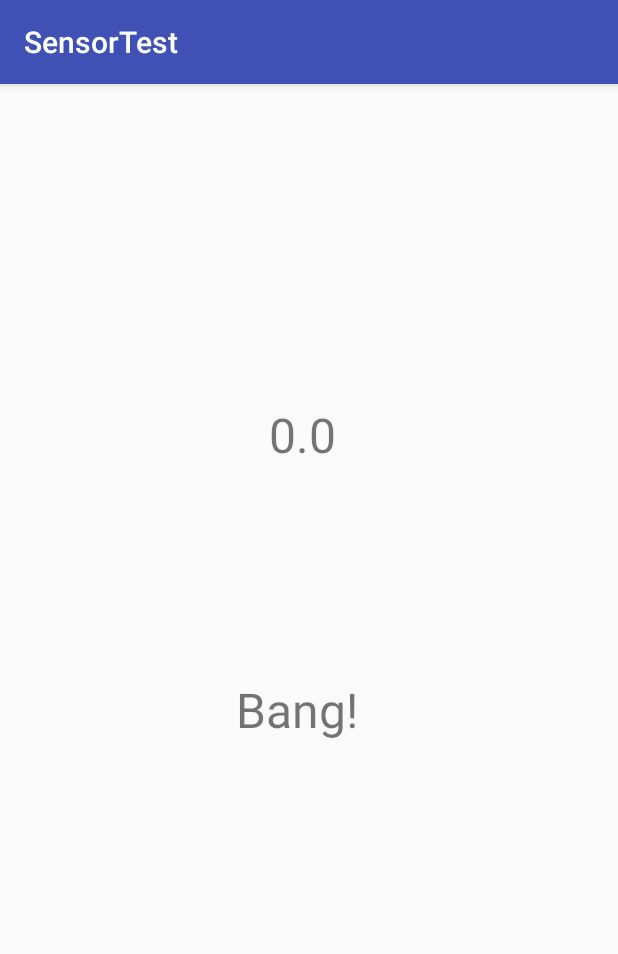
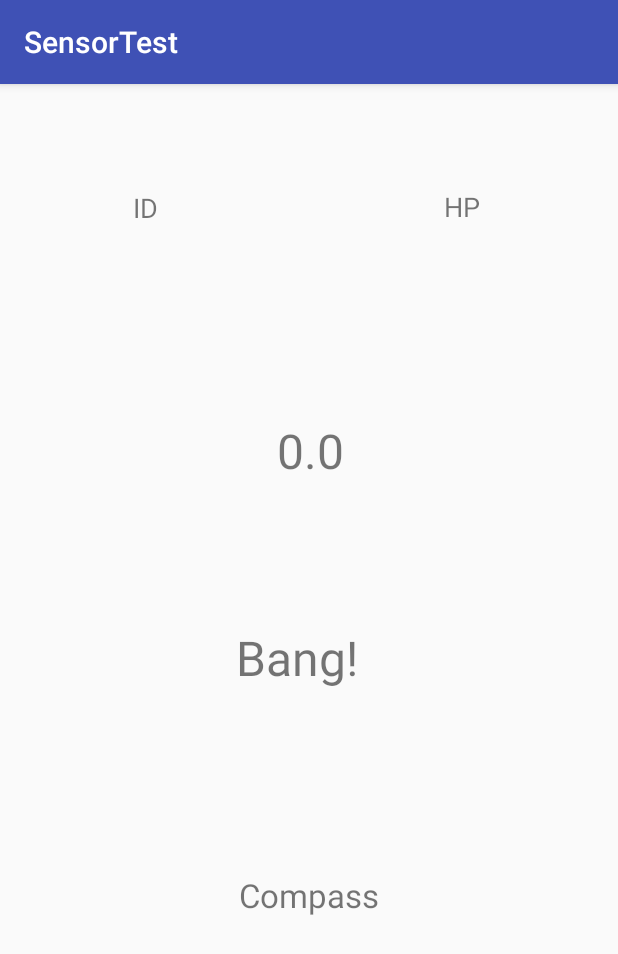
Before and after one commit to eduardom4020/UbiquitousFPS, an Android app: the screen it shows after launch (MainActivity), on a phone screen of 412 x 824 dp. Shown: the top 954 px of the screen. Run offline under Robolectric (Android 15) with nearby library versions, the phone set to English and light mode, and no system bars; libraries missing offline, so code that uses them is left out: io.socket.client, io.socket.emitter; 5 statements that could not run were skipped.

Commit message:
Add GPS, ID and HP data

```diff
--- a/app/src/main/java/compubiquia/ufc/br/sensortest/MainActivity.java
+++ b/app/src/main/java/compubiquia/ufc/br/sensortest/MainActivity.java
@@ -1,19 +1,31 @@
 package compubiquia.ufc.br.sensortest;
 
+import android.Manifest;
+import android.content.Context;
+import android.content.pm.PackageManager;
 import android.hardware.Sensor;
 import android.hardware.SensorEvent;
 import android.hardware.SensorEventListener;
 import android.hardware.SensorManager;
+import android.location.Location;
+import android.location.LocationListener;
+import android.location.LocationManager;
 import android.media.MediaPlayer;
 import android.os.Handler;
+import android.support.v4.app.ActivityCompat;
 import android.support.v7.app.AppCompatActivity;
 import android.os.Bundle;
 import android.text.TextUtils;
 import android.util.Log;
 import android.widget.TextView;
+import android.widget.Toast;
+
 import java.io.IOException;
 import java.net.URISyntaxException;
 import java.util.ArrayList;
+import java.util.Timer;
+import java.util.TimerTask;
+
 import org.json.JSONException;
 import org.json.JSONObject;
 
@@ -21,7 +33,7 @@ import io.socket.client.IO;
 import io.socket.client.Socket;
 import io.socket.emitter.Emitter;
 
-public class MainActivity extends AppCompatActivity implements SensorEventListener{
+public class MainActivity extends AppCompatActivity implements SensorEventListener, LocationListener {
 
     private SensorManager sensor_manager;
     Sensor accelerometer;
@@ -34,6 +46,9 @@ public class MainActivity extends AppCompatActivity implements SensorEventListen
 
     TextView inclination_text;
     TextView bang_text;
+    TextView compass_text;
+    TextView hp_text;
+    TextView id_text;
 
     boolean shoot = false;
 
@@ -89,26 +104,38 @@ public class MainActivity extends AppCompatActivity implements SensorEventListen
 
             //Log.i("Scope", ""+scope_angle);
 
-            inclination_text.setText(""+scope_angle);
+            inclination_text.setText("" + scope_angle);
 
             shoot_handler.postDelayed(shoot_runnable, 20);
         }
     };
 
     private Socket mSocket;
+    private Timer timer = new Timer();
+    private LocationManager locationManager;
+    private static final int HANDLER_DELAY = 1000 * 5;
+    private static final int GPS_TIME_INTERVAL = 4000; // get gps location every 1 min
+    private static final int GPS_DISTANCE = 1;
+    private final Handler gpsHandler = new Handler();
+    private String hp;
+    private String id;
 
     @Override
     protected void onCreate(Bundle savedInstanceState) {
         super.onCreate(savedInstanceState);
         setContentView(R.layout.activity_main);
 
-        sensor_manager = (SensorManager)getSystemService(SENSOR_SERVICE);
+        sensor_manager = (SensorManager) getSystemService(SENSOR_SERVICE);
         accelerometer = sensor_manager.getDefaultSensor(Sensor.TYPE_ACCELEROMETER);
         magnetometer = sensor_manager.getDefaultSensor(Sensor.TYPE_MAGNETIC_FIELD);
         gyroscope = sensor_manager.getDefaultSensor(Sensor.TYPE_GYROSCOPE);
+        locationManager = (LocationManager) MainActivity.this.getSystemService(Context.LOCATION_SERVICE);
 
         inclination_text = (TextView) findViewById(R.id.angle);
         bang_text = (TextView) findViewById(R.id.bang);
+        compass_text = (TextView) findViewById(R.id.compass);
+        hp_text = (TextView) findViewById(R.id.hp);
+        id_text = (TextView) findViewById(R.id.idU);
 
         shootMP = MediaPlayer.create(this, R.raw.shoot);
 
@@ -131,14 +158,21 @@ public class MainActivity extends AppCompatActivity implements SensorEventListen
             throw new RuntimeException(e);
         }
 
+        mSocket.on("get_id", idMessage);
+        mSocket.on("get_hp", hpMessage);
+
         mSocket.connect();
 
 
+        gpsHandler.postDelayed(new Runnable() {
+            public void run() {
+                sendGPSData();
+                gpsHandler.postDelayed(this, HANDLER_DELAY);
+            }
+        }, HANDLER_DELAY);
+
 
         //mSocket.on("message", onNewMessage);
-
-
-
 
 
     }
@@ -168,45 +202,111 @@ public class MainActivity extends AppCompatActivity implements SensorEventListen
         super.onDestroy();
 
         mSocket.disconnect();
+        mSocket.off("get_id", idMessage);
+        mSocket.off("get_hp", hpMessage);
         //mSocket.off("message", onNewMessage);
         //mSocket.off("login", onLogin);
     }
 
-    private Emitter.Listener onNewMessage = new Emitter.Listener() {
+
+    //private EditText mInputMessageView;
+
+    private void sendShootData(Float compass, Float prev_scope) {
+        //String message = mInputMessageView.getText().toString().trim();
+        //String message = "The gun fired!!!";
+        /*if (TextUtils.isEmpty(message)) {
+            return;
+        }*/
+
+        //mInputMessageView.setText("");
+        //mSocket.emit("message", message);
+        String shoot = prev_scope + " " + compass;
+        mSocket.emit("shoot", shoot);
+    }
+
+    private void sendGPSData() {
+
+        if (locationManager.isProviderEnabled(LocationManager.GPS_PROVIDER)) {
+
+            if (ActivityCompat.checkSelfPermission(this, Manifest.permission.ACCESS_FINE_LOCATION) != PackageManager.PERMISSION_GRANTED && ActivityCompat.checkSelfPermission(this, Manifest.permission.ACCESS_COARSE_LOCATION) != PackageManager.PERMISSION_GRANTED) {
+                // TODO: Consider calling
+                //    ActivityCompat#requestPermissions
+                // here to request the missing permissions, and then overriding
+                //   public void onRequestPermissionsResult(int requestCode, String[] permissions,
+                //                                          int[] grantResults)
+                // to handle the case where the user grants the permission. See the documentation
+                // for ActivityCompat#requestPermissions for more details.
+                return;
+            }
+            locationManager.requestLocationUpdates(LocationManager.GPS_PROVIDER,
+                    GPS_TIME_INTERVAL, GPS_DISTANCE, this);
+
+            Location gpslocation = locationManager.getLastKnownLocation(LocationManager.GPS_PROVIDER);
+
+
+
+            String location = gpslocation.getLatitude()+" "+gpslocation.getLongitude();
+            mSocket.emit("set_location", location);
+
+
+        }
+    }
+
+    private Emitter.Listener hpMessage = new Emitter.Listener() {
         @Override
         public void call(final Object... args) {
-            MainActivity.this.runOnUiThread(new Runnable() {
+            (MainActivity.this).runOnUiThread(new Runnable() {
                 @Override
                 public void run() {
-                    JSONObject data = (JSONObject) args[0];
-                    String username;
-                    String message;
+                    Integer data = (Integer) args[0];
+
+                    String hp;
                     try {
-                        username = data.getString("username");
-                        message = data.getString("message");
-                    } catch (JSONException e) {
-                        //Log.e(TAG, e.getMessage());
+                        //hp = data.getString("max_hp");
+                    } catch (Exception e) {
                         return;
                     }
 
-                    //removeTyping(username);
-                    //addMessage(username, message);
+                    // add the message to view
+                    addHP("HP: "+data.toString());
                 }
             });
         }
     };
 
-    //private EditText mInputMessageView;
+    private Emitter.Listener idMessage = new Emitter.Listener() {
+        @Override
+        public void call(final Object... args) {
+            (MainActivity.this).runOnUiThread(new Runnable() {
+                @Override
+                public void run() {
+                    String data = (String) args[0];
 
-    private void attemptSend() {
-        //String message = mInputMessageView.getText().toString().trim();
-        String message = "The gun fired!!!";
-        if (TextUtils.isEmpty(message)) {
-            return;
+                    String hp;
+                    try {
+                        //hp = data.getString("max_hp");
+                    } catch (Exception e) {
+                        return;
+                    }
+
+                    final int mid = data.length() / 2; //get the middle of the String
+                    String[] parts = {data.substring(0, mid),data.substring(mid)};
+
+                    // add the message to view
+                    addID("ID: "+parts[0]);
+                }
+            });
         }
+    };
 
-        //mInputMessageView.setText("");
-        mSocket.emit("message", message);
+    public void addHP(String hp){
+        this.hp = hp;
+        hp_text.setText(this.hp);
+    }
+
+    public void addID(String id){
+        this.id = id;
+        id_text.setText(this.id);
     }
 
     @Override
@@ -243,7 +343,7 @@ public class MainActivity extends AppCompatActivity implements SensorEventListen
 
                     float azimut = (float) Math.toDegrees(orientation[0]); // azimut
                     compass = 180.0f - Math.round(azimut);
-
+                    //compass = azimut;
                     float roll = (float) Math.toDegrees(orientation[2]);
 
                     float pitch = (float) Math.toDegrees(orientation[1]);
@@ -341,14 +441,17 @@ public class MainActivity extends AppCompatActivity implements SensorEventListen
 
                     prev_scope = sum/length;
 
-                    bang_text.setText("" + prev_scope);
+                    bang_text.setText(prev_scope.toString());
+                    compass_text.setText(Float.toString(compass));
+
+
 
                     scope_list.clear();
 
                     //Log.i("In_shoot", "Bang! " + scope_list);
 
                     // **************************** The gun fired at this moment ****************************
-                    attemptSend();
+                    sendShootData(compass, prev_scope);
 
                     new Handler().postDelayed(new Runnable() {
                         @Override
@@ -371,4 +474,26 @@ public class MainActivity extends AppCompatActivity implements SensorEventListen
     public void onAccuracyChanged(Sensor sensor, int i) {
 
     }
+
+    @Override
+    public void onLocationChanged(Location location) {
+
+        locationManager.removeUpdates(this);
+        //Toast.makeText(MainActivity.this,"Lat: "+location.getLatitude() + " Long: " + location.getLongitude() + " ", Toast.LENGTH_LONG).show();
+    }
+
+    @Override
+    public void onStatusChanged(String s, int i, Bundle bundle) {
+
+    }
+
+    @Override
+    public void onProviderEnabled(String s) {
+
+    }
+
+    @Override
+    public void onProviderDisabled(String s) {
+
+    }
 }
--- a/app/src/main/res/layout/activity_main.xml
+++ b/app/src/main/res/layout/activity_main.xml
@@ -8,23 +8,23 @@
 
     <TextView
         android:id="@+id/angle"
-        android:layout_width="347dp"
-        android:layout_height="137dp"
+        android:layout_width="317dp"
+        android:layout_height="112dp"
         android:gravity="center"
         android:text="Inclinação: "
         android:textAlignment="center"
         android:textSize="32dp"
         app:layout_constraintBottom_toBottomOf="parent"
-        app:layout_constraintHorizontal_bias="0.432"
+        app:layout_constraintHorizontal_bias="0.507"
         app:layout_constraintLeft_toLeftOf="parent"
         app:layout_constraintRight_toRightOf="parent"
         app:layout_constraintTop_toTopOf="parent"
-        app:layout_constraintVertical_bias="0.262" />
+        app:layout_constraintVertical_bias="0.288" />
 
     <TextView
         android:id="@+id/bang"
-        android:layout_width="346dp"
-        android:layout_height="98dp"
+        android:layout_width="330dp"
+        android:layout_height="82dp"
         android:layout_marginBottom="8dp"
         android:layout_marginEnd="8dp"
         android:layout_marginStart="8dp"
@@ -36,6 +36,47 @@
         app:layout_constraintEnd_toEndOf="parent"
         app:layout_constraintStart_toStartOf="parent"
         app:layout_constraintTop_toBottomOf="@+id/angle"
-        app:layout_constraintVertical_bias="0.109" />
+        app:layout_constraintVertical_bias="0.0" />
+
+    <TextView
+        android:id="@+id/compass"
+        android:layout_width="118dp"
+        android:layout_height="57dp"
+        android:text="Compass"
+        android:textAlignment="center"
+        android:textSize="22dp"
+        app:layout_constraintBottom_toBottomOf="parent"
+        app:layout_constraintEnd_toEndOf="parent"
+        app:layout_constraintStart_toStartOf="parent"
+        app:layout_constraintTop_toBottomOf="@+id/bang"
+        app:layout_constraintVertical_bias="0.311" />
+
+    <TextView
+        android:id="@+id/idU"
+        android:layout_width="161dp"
+        android:layout_height="53dp"
+        android:text="ID"
+        android:textAlignment="center"
+        android:textSize="18dp"
+        app:layout_constraintBottom_toTopOf="@+id/angle"
+        app:layout_constraintEnd_toEndOf="parent"
+        app:layout_constraintHorizontal_bias="0.064"
+        app:layout_constraintStart_toStartOf="parent"
+        app:layout_constraintTop_toTopOf="parent"
+        app:layout_constraintVertical_bias="0.516" />
+
+    <TextView
+        android:id="@+id/hp"
+        android:layout_width="158dp"
+        android:layout_height="52dp"
+        android:text="HP"
+        android:textAlignment="center"
+        android:textSize="18dp"
+        app:layout_constraintBottom_toTopOf="@+id/angle"
+        app:layout_constraintEnd_toEndOf="parent"
+        app:layout_constraintHorizontal_bias="0.68"
+        app:layout_constraintStart_toEndOf="@+id/idU"
+        app:layout_constraintTop_toTopOf="parent"
+        app:layout_constraintVertical_bias="0.507" />
 
 </android.support.constraint.ConstraintLayout>
```
